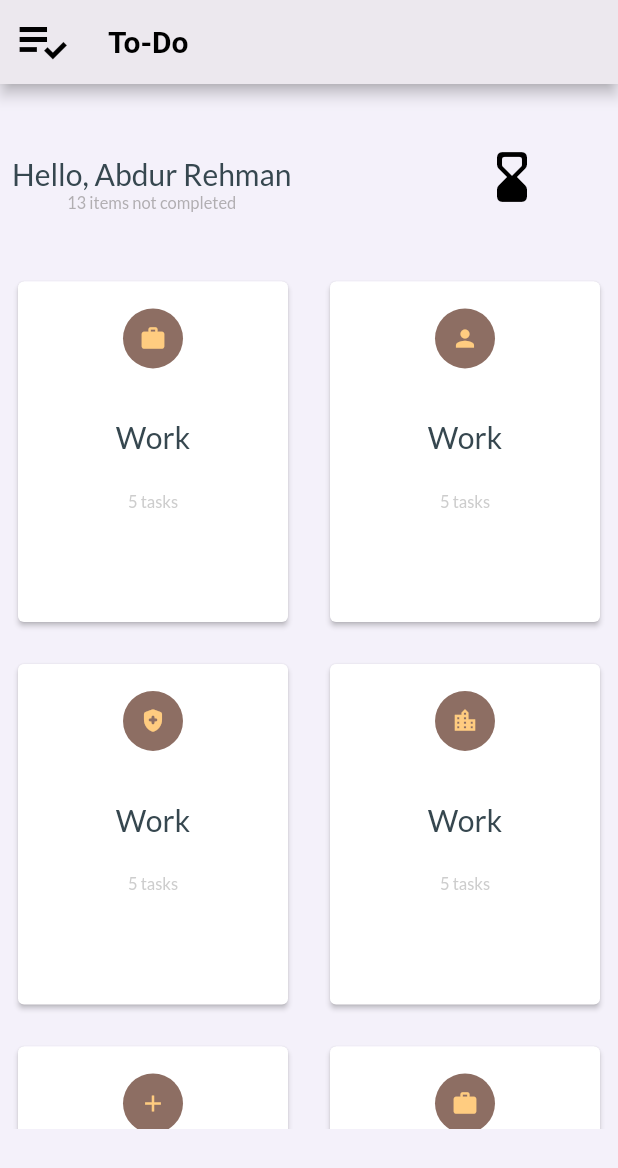
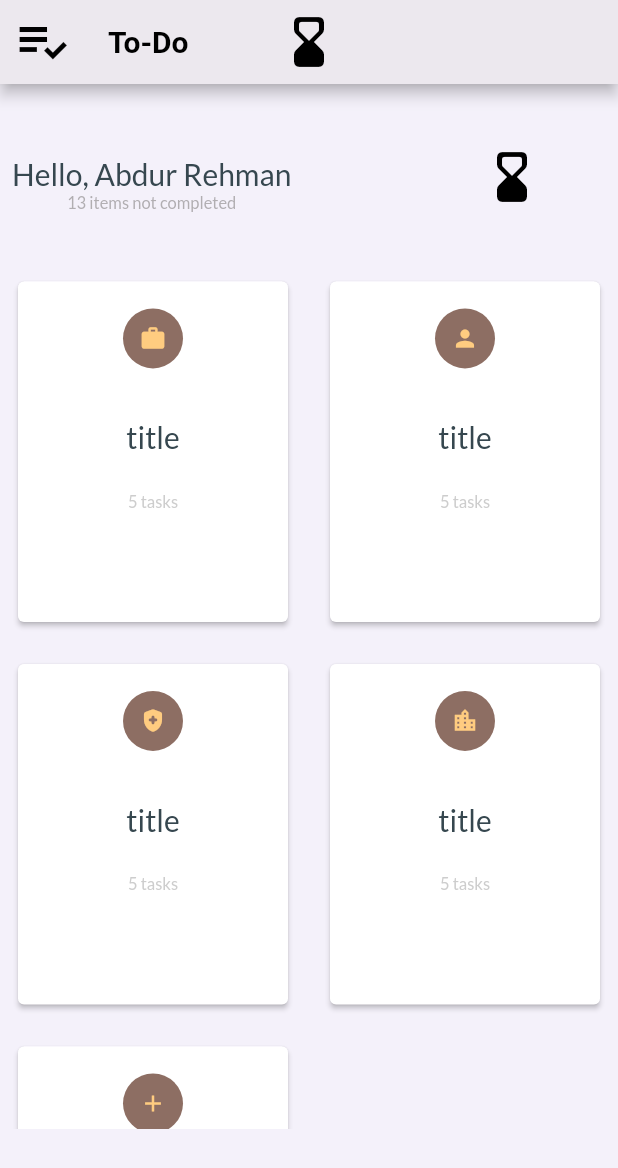
Before and after one commit to Hami0095/To-Do-App, a Flutter app: the screen it shows after launch, on a phone screen of 412 x 824 dp. Shown: the top 1168 px of the screen. Run offline on Flutter 3.47's test engine with Material 2 defaults, Android fonts, the phone set to English and light mode, and no system bars; Roboto replaces fonts that are missing (Lato-Bold).

Commit message:
UPDATE ==> navigation done 11

```diff
--- a/lib/main.dart
+++ b/lib/main.dart
@@ -1,5 +1,6 @@
 import 'package:flutter/material.dart';
 import 'package:task2/Themes/mythemes.dart';
+import 'package:task2/pages/tasks_screen.dart';
 
 import './pages/home_page.dart';
 
@@ -17,6 +18,9 @@ class MyApp extends StatelessWidget {
       title: 'To-Do',
       theme: MyThemes.lightTheme,
       home: HomePage(),
+      routes: {
+        TaskScreen.routeName: (ctx) => const TaskScreen(),
+      },
     );
   }
 }
--- a/lib/pages/home_page.dart
+++ b/lib/pages/home_page.dart
@@ -55,6 +55,15 @@ class _HomePageState extends State<HomePage> {
             Icons.playlist_add_check,
             color: Theme.of(context).iconTheme.color,
           ),
+          flexibleSpace: IconButton(
+            onPressed: (() {
+              Navigator.of(context).pushNamed('/task_screen');
+            }),
+            icon: Icon(
+              Icons.hourglass_bottom_rounded,
+              color: Theme.of(context).iconTheme.color,
+            ),
+          ),
           title:
               Text("To-Do", style: Theme.of(context).textTheme.headlineMedium),
         ),
@@ -73,7 +82,6 @@ class _HomePageState extends State<HomePage> {
                       Navigator.of(context).pushNamed('/task_screen');
                     }),
                     icon: Icon(
-                      // Make it a button
                       Icons.hourglass_bottom_rounded,
                       color: Theme.of(context).iconTheme.color,
                     ),
@@ -97,11 +105,11 @@ class _HomePageState extends State<HomePage> {
                   itemBuilder: (context, index) {
                     return MyGridTile(
                       index: index,
-                      title: "Work",
+                      title: "title",
                       tasks: "5",
                     );
                   },
-                  itemCount: 50,
+                  itemCount: 5,
                 ),
               ),
             ),
--- a/lib/pages/tasks_screen.dart
+++ b/lib/pages/tasks_screen.dart
@@ -1,6 +1,7 @@
 import 'package:flutter/material.dart';
 
 class TaskScreen extends StatelessWidget {
+  static const routeName = '/task_screen';
   const TaskScreen({Key? key}) : super(key: key);
 
   @override
```
Also changed, not shown: lib/provider/task.dart (+1 -6 lines), lib/provider/task_provider.dart (+26 -0 lines), lib/widgets/task_screen_item.dart (+7 -12 lines).
